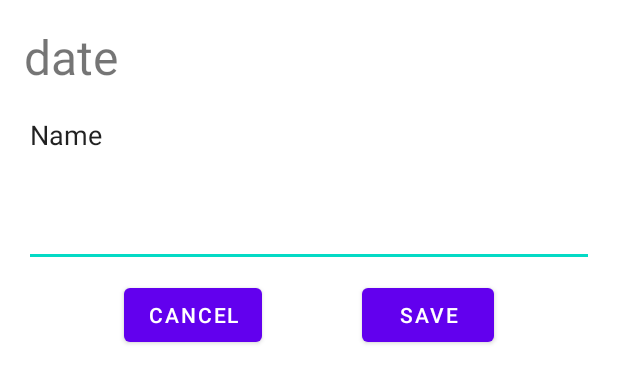
After one commit to AlexGrig91/MoodCalendar4, an Android app: the layout dialog_create_record.xml on its own in the app's theme, with its tools: preview values and no code run, on a phone screen of 412 x 824 dp. The commit adds this screen. Shown: the top 383 px of the screen. Run offline under Robolectric (Android 15) with nearby library versions, the phone set to English and light mode, and no system bars.

Commit message:
Почти сделали фрагмент для диалога добавления новой записи.

```diff
--- a/app/src/main/java/com/example/moodcalendar4/MainController.java
+++ b/app/src/main/java/com/example/moodcalendar4/MainController.java
@@ -13,7 +13,7 @@ import java.util.List;
 public class MainController {
     //
     TextView tvDisplayDate = null;
-    RecyclerView moodList = null;
+    RecyclerView rvMoodList = null;
     MoodRecordRepository repository = null;
 
     // создали адаптер.Адаптер это то что контролирует отображение списка на ресайклере
@@ -23,7 +23,7 @@ public class MainController {
     //аргумент конструктора
     public MainController(TextView tvDisplayDate, RecyclerView moodList, MoodRecordRepository repository) {
         this.tvDisplayDate = tvDisplayDate;
-        this.moodList = moodList;
+        this.rvMoodList = moodList;
         this.repository = repository;
 
         // превязали адаптер к ресайклеру
--- a/app/src/main/java/com/example/moodcalendar4/MoodAdapter.java
+++ b/app/src/main/java/com/example/moodcalendar4/MoodAdapter.java
@@ -43,7 +43,7 @@ class MoodAdapter extends ListAdapter<MoodRecord, MoodAdapter.MoodViewHolder> {
         // получаем раздуватель или инфлэйтер
         LayoutInflater inflater = LayoutInflater.from(parent.getContext());
         // преобразуем икс эм эль описание элеиента во вьюху
-        View moodView = inflater.inflate(R.layout.mood_item, parent, false);
+        View moodView = inflater.inflate(R.layout.item_mood, parent, false);
         return new MoodViewHolder(moodView);
     }
 
--- a/app/src/main/res/layout/activity_main.xml
+++ b/app/src/main/res/layout/activity_main.xml
@@ -12,7 +12,7 @@
         android:layout_height="wrap_content"
         android:layout_marginStart="16dp"
         android:layout_marginTop="16dp"
-        android:text="date"
+        tools:text="12 may"
         android:textSize="32sp"
         app:layout_constraintStart_toStartOf="parent"
         app:layout_constraintTop_toTopOf="parent" />
@@ -26,10 +26,10 @@
         app:layout_constraintTop_toBottomOf="@+id/current_date"
         app:layout_constraintVertical_bias="0.0"
         tools:layout_editor_absoluteX="0dp"
-        tools:listitem="@layout/mood_item" />
+        tools:listitem="@layout/item_mood" />
 
     <com.google.android.material.floatingactionbutton.FloatingActionButton
-        android:id="@+id/floatingActionButton2"
+        android:id="@+id/fab_add_record"
         android:layout_width="wrap_content"
         android:layout_height="wrap_content"
         android:layout_marginBottom="16dp"
--- /dev/null
+++ b/app/src/main/res/layout/dialog_create_record.xml
@@ -0,0 +1,51 @@
+<?xml version="1.0" encoding="utf-8"?>
+<androidx.constraintlayout.widget.ConstraintLayout xmlns:android="http://schemas.android.com/apk/res/android"
+    xmlns:app="http://schemas.android.com/apk/res-auto"
+    android:layout_width="match_parent"
+    android:layout_height="250dp"
+    android:padding="16dp">
+
+    <TextView
+        android:id="@+id/current_date"
+        android:layout_width="wrap_content"
+        android:layout_height="wrap_content"
+        android:text="date"
+        android:textSize="32sp"
+        app:layout_constraintStart_toStartOf="parent"
+        app:layout_constraintTop_toTopOf="parent" />
+
+    <EditText
+        android:id="@+id/editTextTextPersonName"
+        android:layout_width="match_parent"
+        android:layout_height="0dp"
+        android:layout_marginTop="8dp"
+        android:gravity="start"
+        android:layout_marginBottom="8dp"
+        android:ems="10"
+        android:inputType="textPersonName"
+        android:text="Name"
+        app:layout_constraintBottom_toTopOf="@+id/button_cancel"
+        app:layout_constraintEnd_toEndOf="parent"
+        app:layout_constraintStart_toStartOf="parent"
+        app:layout_constraintTop_toBottomOf="@+id/current_date" />
+
+    <Button
+        android:id="@+id/button_save"
+        android:layout_width="wrap_content"
+        android:layout_height="wrap_content"
+        android:text="Save"
+        app:layout_constraintBottom_toBottomOf="parent"
+        app:layout_constraintEnd_toEndOf="parent"
+        app:layout_constraintHorizontal_bias="0.5"
+        app:layout_constraintStart_toEndOf="@+id/button_cancel" />
+
+    <Button
+        android:id="@+id/button_cancel"
+        android:layout_width="wrap_content"
+        android:layout_height="wrap_content"
+        android:text="cancel"
+        app:layout_constraintBottom_toBottomOf="parent"
+        app:layout_constraintEnd_toStartOf="@+id/button_save"
+        app:layout_constraintHorizontal_bias="0.5"
+        app:layout_constraintStart_toStartOf="parent" />
+</androidx.constraintlayout.widget.ConstraintLayout>
```
Also changed, not shown: app/src/main/java/com/example/moodcalendar4/AddRecordFragment.java (added, +38 -0 lines), app/src/main/java/com/example/moodcalendar4/MainActivity.java (+10 -3 lines), app/src/main/res/layout/item_mood.xml (renamed from app/src/main/res/layout/mood_item.xml).
